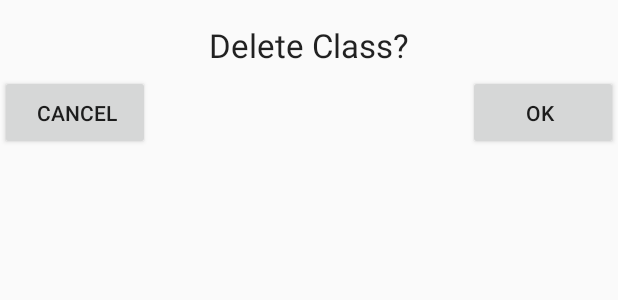
After one commit to NikKosse/MizzMaps, an Android app: the layout delete_class_dialog.xml on its own in the app's theme, with its tools: preview values and no code run, on a phone screen of 412 x 824 dp. The commit adds this screen. Shown: the top 300 px of the screen. Run offline under Robolectric (Android 15) with nearby library versions, the phone set to English and light mode, and no system bars.

Commit message:
Added delete functionality for classes

```diff
--- a/app/src/main/java/com/example/derek/teamb/MainActivity.java
+++ b/app/src/main/java/com/example/derek/teamb/MainActivity.java
@@ -97,6 +97,42 @@ public class MainActivity extends Activity {
         }
 
 
+
+
+        AdapterView.OnItemClickListener onItemClickListener = new AdapterView.OnItemClickListener() {
+
+            @Override
+            public void onItemClick(AdapterView<?> arg0, View arg1, final int position, long arg3) {
+                final Dialog dialog = new Dialog(MainActivity.this);
+                dialog.setContentView(R.layout.delete_class_dialog);
+                dialog.show();
+
+                final Button cancelButton = (Button) dialog.findViewById(R.id.btnCancel);
+                Button deleteButton = (Button) dialog.findViewById(R.id.btnOk);
+
+                deleteButton.setOnClickListener(new View.OnClickListener() {
+                    @Override
+                    public void onClick(View v) {
+                        arrayList.remove(position);
+                        adapter.notifyDataSetChanged();
+                        i=arrayList.size();
+                        dialog.cancel();
+                    }
+                });
+
+                cancelButton.setOnClickListener(new View.OnClickListener() {
+                    @Override
+                    public void onClick(View v) {
+                        dialog.cancel();
+                    }
+                });
+
+            }
+        };
+
+        list.setOnItemClickListener(onItemClickListener);
+
+
                 final Button btnNext = (Button) findViewById(R.id.buttonNext);
                 btnNext.setOnClickListener(new View.OnClickListener() {
 
@@ -115,7 +151,7 @@ public class MainActivity extends Activity {
                             dialog.setContentView(R.layout.no_class_dialog);
                             dialog.show();
 
-                    final Button cancelButton = (Button)dialog.findViewById(R.id.btnOk);
+                            final Button cancelButton = (Button) dialog.findViewById(R.id.btnOk);
 
                             cancelButton.setOnClickListener(new View.OnClickListener() {
                                 @Override
@@ -128,22 +164,19 @@ public class MainActivity extends Activity {
                 });
 
 
-
             }
 
-    public void showDialog(){
+            public void showDialog() {
 
                 MyAlert myAlert = new MyAlert();
                 myAlert.show(getFragmentManager(), "My Alert");
 
 
+            }
+
+            private int getCategoryPos(String category) {
+                return arrayList.indexOf(category);
+            }
 
 
         }
-
-
-
-
-
-
-}
--- /dev/null
+++ b/app/src/main/res/layout/delete_class_dialog.xml
@@ -0,0 +1,53 @@
+<?xml version="1.0" encoding="utf-8"?>
+<LinearLayout xmlns:android="http://schemas.android.com/apk/res/android"
+    android:orientation="vertical" android:layout_width="match_parent"
+    android:layout_height="match_parent">
+
+    <TextView
+        android:layout_width="wrap_content"
+        android:layout_height="wrap_content"
+        android:textAppearance="?android:attr/textAppearanceLarge"
+        android:text="Delete Class?"
+        android:id="@+id/textTitle"
+        android:layout_gravity="center_horizontal"
+        android:paddingTop="15dp"
+        android:paddingRight="70dp"
+        android:paddingLeft="70dp"
+        android:paddingBottom="5dp" />
+
+    <RelativeLayout
+        android:layout_width="match_parent"
+        android:layout_height="match_parent"
+        android:layout_gravity="center_horizontal">
+
+        <Button
+            android:layout_width="wrap_content"
+            android:layout_height="wrap_content"
+            android:text="OK"
+            android:id="@+id/btnOk"
+            android:layout_gravity="center_horizontal"
+            android:minWidth="100dp"
+            android:minHeight="50dp"
+            android:paddingBottom="10dp"
+            android:layout_alignParentTop="true"
+            android:layout_alignParentRight="true"
+            android:layout_alignParentEnd="true"
+            android:paddingRight="15dp" />
+
+        <Button
+            android:layout_width="wrap_content"
+            android:layout_height="wrap_content"
+            android:text="Cancel"
+            android:id="@+id/btnCancel"
+            android:layout_gravity="center_horizontal"
+            android:minWidth="100dp"
+            android:minHeight="50dp"
+            android:paddingBottom="10dp"
+            android:layout_alignParentTop="true"
+            android:layout_alignParentLeft="true"
+            android:layout_alignParentStart="true"
+            android:paddingLeft="15dp" />
+
+    </RelativeLayout>
+
+</LinearLayout>
```
Lines whose indentation alone changed are shown as unchanged.
